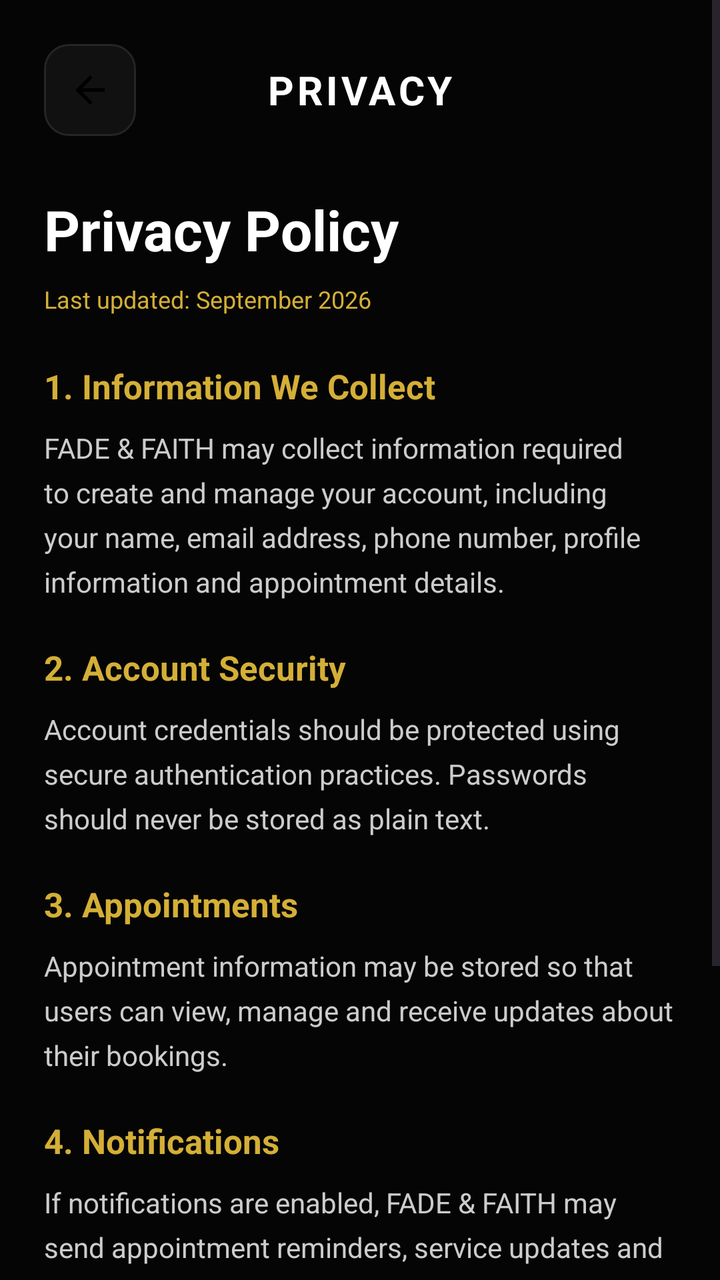
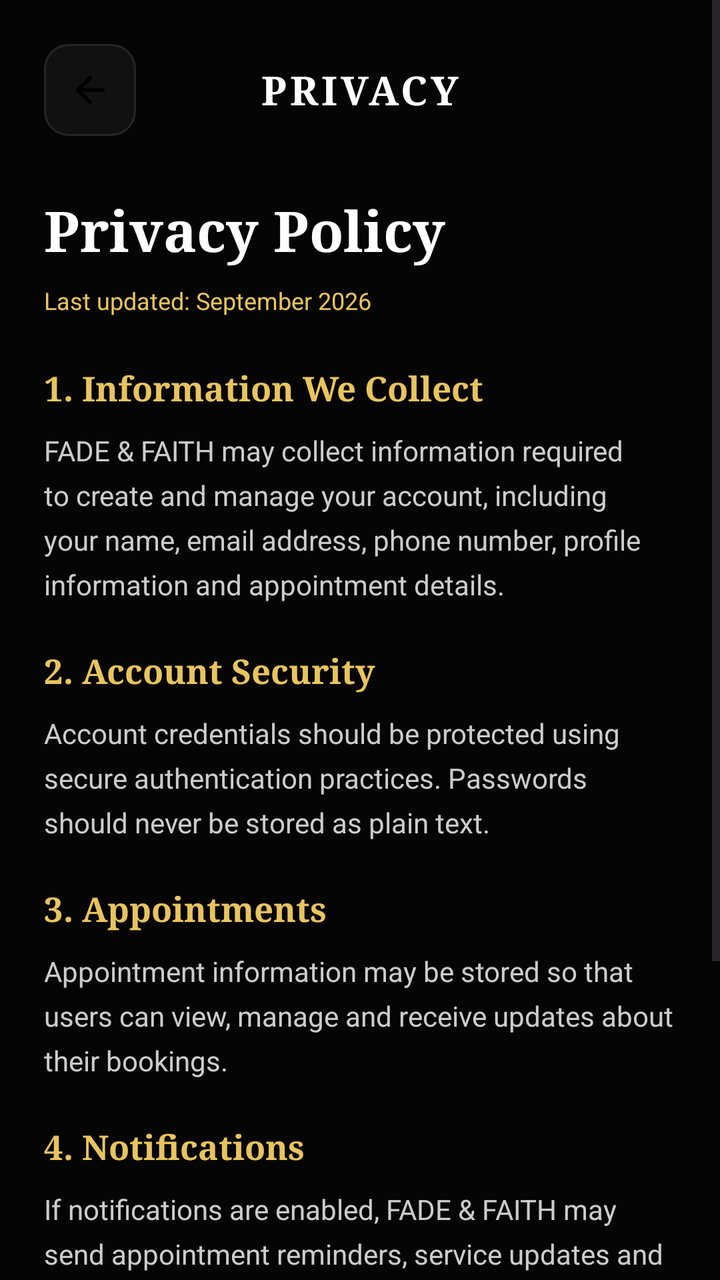

An Android layout rendered at two revisions. The XML below is the earlier revision; the diff shows what the commit changed to produce the second picture.
<!-- AndroidManifest.xml: application theme Theme.FadeandFaith -->
<!-- res/layout/activity_privacy.xml -->
<?xml version="1.0" encoding="utf-8"?>
<ScrollView
    xmlns:android="http://schemas.android.com/apk/res/android"
    android:layout_width="match_parent"
    android:layout_height="match_parent"
    android:background="#050505"
    android:fillViewport="true">

    <LinearLayout
        android:layout_width="match_parent"
        android:layout_height="wrap_content"
        android:orientation="vertical"
        android:padding="22dp">

        <LinearLayout
            android:layout_width="match_parent"
            android:layout_height="wrap_content"
            android:gravity="center_vertical"
            android:orientation="horizontal"
            android:layout_marginBottom="28dp">

            <ImageView
                android:id="@+id/backButton"
                android:layout_width="46dp"
                android:layout_height="46dp"
                android:padding="12dp"
                android:src="@drawable/arrowback"
                android:contentDescription="Back"
                android:background="@drawable/iconbutton" />

            <TextView
                android:layout_width="0dp"
                android:layout_height="wrap_content"
                android:layout_weight="1"
                android:gravity="center"
                android:text="PRIVACY"
                android:textColor="#FFFFFF"
                android:textSize="20sp"
                android:textStyle="bold"
                android:letterSpacing="0.08" />

            <View
                android:layout_width="46dp"
                android:layout_height="46dp" />

        </LinearLayout>

        <TextView
            android:layout_width="match_parent"
            android:layout_height="wrap_content"
            android:text="Privacy Policy"
            android:textColor="#FFFFFF"
            android:textSize="28sp"
            android:textStyle="bold"
            android:layout_marginBottom="8dp" />

        <TextView
            android:layout_width="match_parent"
            android:layout_height="wrap_content"
            android:text="Last updated: September 2026"
            android:textColor="#D4AF37"
            android:textSize="12sp"
            android:layout_marginBottom="24dp" />

        <TextView
            android:layout_width="match_parent"
            android:layout_height="wrap_content"
            android:text="1. Information We Collect"
            android:textColor="#D4AF37"
            android:textSize="17sp"
            android:textStyle="bold" />

        <TextView
            android:layout_width="match_parent"
            android:layout_height="wrap_content"
            android:text="FADE &amp; FAITH may collect information required to create and manage your account, including your name, email address, phone number, profile information and appointment details."
            android:textColor="#CCCCCC"
            android:textSize="14sp"
            android:lineSpacingExtra="6dp"
            android:layout_marginTop="10dp"
            android:layout_marginBottom="22dp" />

        <TextView
            android:layout_width="match_parent"
            android:layout_height="wrap_content"
            android:text="2. Account Security"
            android:textColor="#D4AF37"
            android:textSize="17sp"
            android:textStyle="bold" />

        <TextView
            android:layout_width="match_parent"
            android:layout_height="wrap_content"
            android:text="Account credentials should be protected using secure authentication practices. Passwords should never be stored as plain text."
            android:textColor="#CCCCCC"
            android:textSize="14sp"
            android:lineSpacingExtra="6dp"
            android:layout_marginTop="10dp"
            android:layout_marginBottom="22dp" />

        <TextView
            android:layout_width="match_parent"
            android:layout_height="wrap_content"
            android:text="3. Appointments"
            android:textColor="#D4AF37"
            android:textSize="17sp"
            android:textStyle="bold" />

        <TextView
            android:layout_width="match_parent"
            android:layout_height="wrap_content"
            android:text="Appointment information may be stored so that users can view, manage and receive updates about their bookings."
            android:textColor="#CCCCCC"
            android:textSize="14sp"
            android:lineSpacingExtra="6dp"
            android:layout_marginTop="10dp"
            android:layout_marginBottom="22dp" />

        <TextView
            android:layout_width="match_parent"
            android:layout_height="wrap_content"
            android:text="4. Notifications"
            android:textColor="#D4AF37"
            android:textSize="17sp"
            android:textStyle="bold" />

        <TextView
            android:layout_width="match_parent"
            android:layout_height="wrap_content"
            android:text="If notifications are enabled, FADE &amp; FAITH may send appointment reminders, service updates and other relevant notifications."
            android:textColor="#CCCCCC"
            android:textSize="14sp"
            android:lineSpacingExtra="6dp"
            android:layout_marginTop="10dp"
            android:layout_marginBottom="22dp" />

        <TextView
            android:layout_width="match_parent"
            android:layout_height="wrap_content"
            android:text="5. Data Protection"
            android:textColor="#D4AF37"
            android:textSize="17sp"
            android:textStyle="bold" />

        <TextView
            android:layout_width="match_parent"
            android:layout_height="wrap_content"
            android:text="Security controls, secure network communication and appropriate access controls will be implemented as the application moves toward production."
            android:textColor="#CCCCCC"
            android:textSize="14sp"
            android:lineSpacingExtra="6dp"
            android:layout_marginTop="10dp"
            android:layout_marginBottom="30dp" />

    </LinearLayout>

</ScrollView>
<!-- resources referenced by this layout -->
<resources>
  <!-- drawable arrowback (drawable) -->
  <vector xmlns:android="http://schemas.android.com/apk/res/android" android:autoMirrored="true" android:height="24dp" android:tint="#000000" android:viewportHeight="960" android:viewportWidth="960" android:width="24dp">
        
      <path android:fillColor="@android:color/white" android:pathData="M313,520L537,744L480,800L160,480L480,160L537,216L313,440L800,440L800,520L313,520Z"/>
      
  </vector>
  <!-- drawable iconbutton (drawable) -->
  <?xml version="1.0" encoding="utf-8"?>
  <shape xmlns:android="http://schemas.android.com/apk/res/android">
  
      <solid android:color="#111111" />
  
      <stroke
          android:width="1dp"
          android:color="#252525" />
  
      <corners android:radius="12dp" />
  
  </shape>
  <style name="Theme.FadeandFaith" parent="Base.Theme.FadeandFaith" />
  <style name="Base.Theme.FadeandFaith" parent="Theme.Material3.DayNight.NoActionBar">
          
          
      </style>
</resources>

<!-- the commit's change to res/layout/activity_privacy.xml (unified diff, before → after) -->
@@ -3,7 +3,7 @@
     xmlns:android="http://schemas.android.com/apk/res/android"
     android:layout_width="match_parent"
     android:layout_height="match_parent"
-    android:background="#050505"
+    android:background="@color/ff_background"
     android:fillViewport="true">
 
     <LinearLayout
@@ -29,6 +29,7 @@
                 android:background="@drawable/iconbutton" />
 
             <TextView
+                android:fontFamily="serif"
                 android:layout_width="0dp"
                 android:layout_height="wrap_content"
                 android:layout_weight="1"
@@ -46,6 +47,7 @@
         </LinearLayout>
 
         <TextView
+            android:fontFamily="serif"
             android:layout_width="match_parent"
             android:layout_height="wrap_content"
             android:text="Privacy Policy"
@@ -58,15 +60,16 @@
             android:layout_width="match_parent"
             android:layout_height="wrap_content"
             android:text="Last updated: September 2026"
-            android:textColor="#D4AF37"
+            android:textColor="#E8C45E"
             android:textSize="12sp"
             android:layout_marginBottom="24dp" />
 
         <TextView
+            android:fontFamily="serif"
             android:layout_width="match_parent"
             android:layout_height="wrap_content"
             android:text="1. Information We Collect"
-            android:textColor="#D4AF37"
+            android:textColor="#E8C45E"
             android:textSize="17sp"
             android:textStyle="bold" />
 
@@ -81,10 +84,11 @@
             android:layout_marginBottom="22dp" />
 
         <TextView
+            android:fontFamily="serif"
             android:layout_width="match_parent"
             android:layout_height="wrap_content"
             android:text="2. Account Security"
-            android:textColor="#D4AF37"
+            android:textColor="#E8C45E"
             android:textSize="17sp"
             android:textStyle="bold" />
 
@@ -99,10 +103,11 @@
             android:layout_marginBottom="22dp" />
 
         <TextView
+            android:fontFamily="serif"
             android:layout_width="match_parent"
             android:layout_height="wrap_content"
             android:text="3. Appointments"
-            android:textColor="#D4AF37"
+            android:textColor="#E8C45E"
             android:textSize="17sp"
             android:textStyle="bold" />
 
@@ -117,10 +122,11 @@
             android:layout_marginBottom="22dp" />
 
         <TextView
+            android:fontFamily="serif"
             android:layout_width="match_parent"
             android:layout_height="wrap_content"
             android:text="4. Notifications"
-            android:textColor="#D4AF37"
+            android:textColor="#E8C45E"
             android:textSize="17sp"
             android:textStyle="bold" />
 
@@ -135,10 +141,11 @@
             android:layout_marginBottom="22dp" />
 
         <TextView
+            android:fontFamily="serif"
             android:layout_width="match_parent"
             android:layout_height="wrap_content"
             android:text="5. Data Protection"
-            android:textColor="#D4AF37"
+            android:textColor="#E8C45E"
             android:textSize="17sp"
             android:textStyle="bold" />
 
<!-- resource entries referenced after the edit -->
@@ -1,5 +1,6 @@
 <!-- resources referenced by this layout -->
 <resources>
+  <color name="ff_background">#FF050505</color>
   <!-- drawable arrowback (drawable) -->
   <vector xmlns:android="http://schemas.android.com/apk/res/android" android:autoMirrored="true" android:height="24dp" android:tint="#000000" android:viewportHeight="960" android:viewportWidth="960" android:width="24dp">
         
